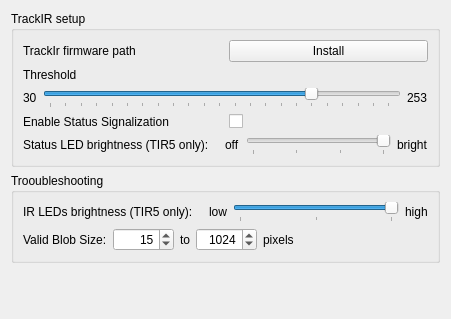
First picture: the form in src/qt_gui/tir_setup.ui, repository mavak/linux-track, before the edit.
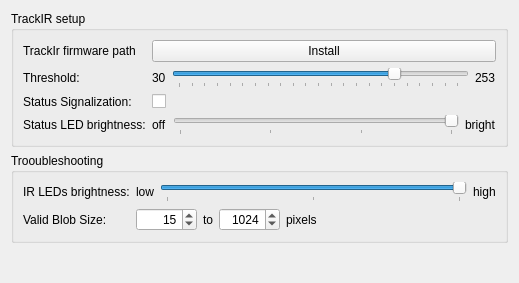
Second picture: the form after the edit.

What changed in the file:
```diff
--- a/src/qt_gui/tir_setup.ui
+++ b/src/qt_gui/tir_setup.ui
@@ -6,14 +6,14 @@
    <rect>
     <x>0</x>
     <y>0</y>
-    <width>451</width>
-    <height>319</height>
+    <width>519</width>
+    <height>283</height>
    </rect>
   </property>
   <property name="windowTitle">
    <string>Form</string>
   </property>
-  <layout class="QVBoxLayout" name="verticalLayout_5">
+  <layout class="QVBoxLayout" name="verticalLayout">
    <item>
     <widget class="QGroupBox" name="groupBox_2">
      <property name="title">
@@ -21,39 +21,21 @@
      </property>
      <layout class="QVBoxLayout" name="verticalLayout_4">
       <item>
-       <layout class="QHBoxLayout" name="horizontalLayout_23">
-        <item>
-         <widget class="QLabel" name="TirFwLabel">
-          <property name="text">
-           <string>TrackIr firmware path</string>
-          </property>
-         </widget>
-        </item>
-        <item>
-         <widget class="QPushButton" name="TirInstallFirmware">
-          <property name="sizePolicy">
-           <sizepolicy hsizetype="Preferred" vsizetype="Fixed">
-            <horstretch>0</horstretch>
-            <verstretch>0</verstretch>
-           </sizepolicy>
-          </property>
-          <property name="text">
-           <string>Install</string>
-          </property>
-         </widget>
-        </item>
-       </layout>
-      </item>
-      <item>
-       <layout class="QVBoxLayout" name="verticalLayout">
-        <item>
+       <layout class="QGridLayout" name="gridLayout_2">
+        <item row="1" column="0">
          <widget class="QLabel" name="Threshold_label">
+          <property name="sizePolicy">
+           <sizepolicy hsizetype="Maximum" vsizetype="Preferred">
+            <horstretch>0</horstretch>
+            <verstretch>0</verstretch>
+           </sizepolicy>
+          </property>
           <property name="text">
-           <string>Threshold</string>
+           <string>Threshold:</string>
           </property>
          </widget>
         </item>
-        <item>
+        <item row="1" column="1">
          <layout class="QHBoxLayout" name="horizontalLayout_16">
           <item>
            <widget class="QLabel" name="label">
@@ -108,55 +90,37 @@
           </item>
          </layout>
         </item>
-       </layout>
-      </item>
-      <item>
-       <layout class="QVBoxLayout" name="verticalLayout_2">
-        <item>
-         <layout class="QHBoxLayout" name="horizontalLayout_3">
-          <item>
+        <item row="2" column="0">
            <widget class="QLabel" name="label_47">
+          <property name="sizePolicy">
+           <sizepolicy hsizetype="Maximum" vsizetype="Preferred">
+            <horstretch>0</horstretch>
+            <verstretch>0</verstretch>
+           </sizepolicy>
+          </property>
             <property name="text">
-             <string>Enable Status Signalization</string>
+           <string>Status Signalization:</string>
             </property>
            </widget>
           </item>
-          <item>
+        <item row="2" column="1">
            <widget class="QCheckBox" name="TirSignalizeStatus">
             <property name="text">
              <string/>
             </property>
            </widget>
           </item>
-         </layout>
-        </item>
-        <item>
-         <layout class="QHBoxLayout" name="horizontalLayout_2">
-          <item>
+        <item row="3" column="0">
            <widget class="QLabel" name="StatusBrightLabel">
             <property name="text">
-             <string>Status LED brightness (TIR5 only):</string>
+           <string>Status LED brightness:</string>
             </property>
            </widget>
           </item>
+        <item row="3" column="1">
+         <layout class="QHBoxLayout" name="StatusBright">
           <item>
-           <spacer name="horizontalSpacer_2">
-            <property name="orientation">
-             <enum>Qt::Horizontal</enum>
-            </property>
-            <property name="sizeType">
-             <enum>QSizePolicy::Minimum</enum>
-            </property>
-            <property name="sizeHint" stdset="0">
-             <size>
-              <width>10</width>
-              <height>20</height>
-             </size>
-            </property>
-           </spacer>
-          </item>
-          <item>
-           <widget class="QLabel" name="label_5">
+           <widget class="QLabel" name="StatusBrightLabelOff">
             <property name="text">
              <string>off</string>
             </property>
@@ -185,7 +149,7 @@
            </widget>
           </item>
           <item>
-           <widget class="QLabel" name="label_6">
+           <widget class="QLabel" name="StatusBrightLabelBright">
             <property name="text">
              <string>bright</string>
             </property>
@@ -193,6 +157,26 @@
           </item>
          </layout>
         </item>
+        <item row="0" column="0">
+         <widget class="QLabel" name="TirFwLabel">
+          <property name="text">
+           <string>TrackIr firmware path</string>
+          </property>
+         </widget>
+        </item>
+        <item row="0" column="1">
+         <widget class="QPushButton" name="TirInstallFirmware">
+          <property name="sizePolicy">
+           <sizepolicy hsizetype="Preferred" vsizetype="Fixed">
+            <horstretch>0</horstretch>
+            <verstretch>0</verstretch>
+           </sizepolicy>
+          </property>
+          <property name="text">
+           <string>Install</string>
+          </property>
+         </widget>
+        </item>
        </layout>
       </item>
      </layout>
@@ -208,72 +192,22 @@
      </property>
      <layout class="QVBoxLayout" name="verticalLayout_3">
       <item>
-       <layout class="QHBoxLayout" name="horizontalLayout">
-        <item>
+       <layout class="QGridLayout" name="gridLayout_3">
+        <item row="0" column="0">
          <widget class="QLabel" name="IRBrightLabel">
           <property name="text">
-           <string>IR LEDs brightness (TIR5 only):</string>
+           <string>IR LEDs brightness:</string>
           </property>
          </widget>
         </item>
-        <item>
-         <spacer name="horizontalSpacer">
-          <property name="orientation">
-           <enum>Qt::Horizontal</enum>
-          </property>
-          <property name="sizeType">
-           <enum>QSizePolicy::Minimum</enum>
-          </property>
-          <property name="sizeHint" stdset="0">
-           <size>
-            <width>10</width>
-            <height>20</height>
-           </size>
-          </property>
-         </spacer>
-        </item>
-        <item>
-         <widget class="QLabel" name="label_4">
+        <item row="1" column="0">
+         <widget class="QLabel" name="label_7">
           <property name="text">
-           <string>low</string>
+           <string>Valid Blob Size:</string>
           </property>
          </widget>
         </item>
-        <item>
-         <widget class="QSlider" name="TirIrBright">
-          <property name="minimum">
-           <number>5</number>
-          </property>
-          <property name="maximum">
-           <number>7</number>
-          </property>
-          <property name="pageStep">
-           <number>1</number>
-          </property>
-          <property name="value">
-           <number>7</number>
-          </property>
-          <property name="orientation">
-           <enum>Qt::Horizontal</enum>
-          </property>
-          <property name="invertedAppearance">
-           <bool>false</bool>
-          </property>
-          <property name="tickPosition">
-           <enum>QSlider::TicksBelow</enum>
-          </property>
-         </widget>
-        </item>
-        <item>
-         <widget class="QLabel" name="label_3">
-          <property name="text">
-           <string>high</string>
-          </property>
-         </widget>
-        </item>
-       </layout>
-      </item>
-      <item>
+        <item row="1" column="1">
        <layout class="QGridLayout" name="gridLayout">
         <item row="0" column="8">
          <spacer name="horizontalSpacer_3">
@@ -317,13 +251,6 @@
           </property>
          </widget>
         </item>
-        <item row="0" column="0">
-         <widget class="QLabel" name="label_7">
-          <property name="text">
-           <string>Valid Blob Size:</string>
-          </property>
-         </widget>
-        </item>
         <item row="0" column="1">
          <widget class="QSpinBox" name="TirMinBlob">
           <property name="sizePolicy">
@@ -352,6 +279,51 @@
            <string>to</string>
           </property>
          </widget>
+          </item>
+         </layout>
+        </item>
+        <item row="0" column="1">
+         <layout class="QHBoxLayout" name="IRBright">
+          <item>
+           <widget class="QLabel" name="IRBrightLabelLow">
+            <property name="text">
+             <string>low</string>
+            </property>
+           </widget>
+          </item>
+          <item>
+           <widget class="QSlider" name="TirIrBright">
+            <property name="minimum">
+             <number>5</number>
+            </property>
+            <property name="maximum">
+             <number>7</number>
+            </property>
+            <property name="pageStep">
+             <number>1</number>
+            </property>
+            <property name="value">
+             <number>7</number>
+            </property>
+            <property name="orientation">
+             <enum>Qt::Horizontal</enum>
+            </property>
+            <property name="invertedAppearance">
+             <bool>false</bool>
+            </property>
+            <property name="tickPosition">
+             <enum>QSlider::TicksBelow</enum>
+            </property>
+           </widget>
+          </item>
+          <item>
+           <widget class="QLabel" name="IRBrightLabelHigh">
+            <property name="text">
+             <string>high</string>
+            </property>
+           </widget>
+          </item>
+         </layout>
         </item>
        </layout>
       </item>
```
Lines whose indentation alone changed are shown as unchanged.
